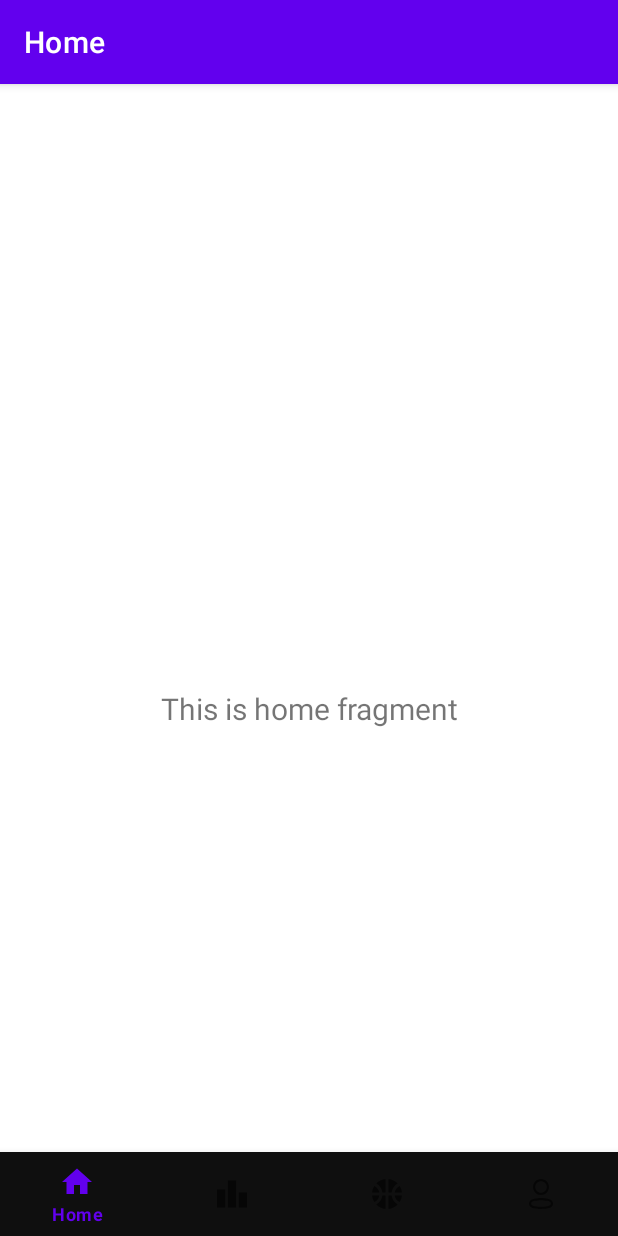
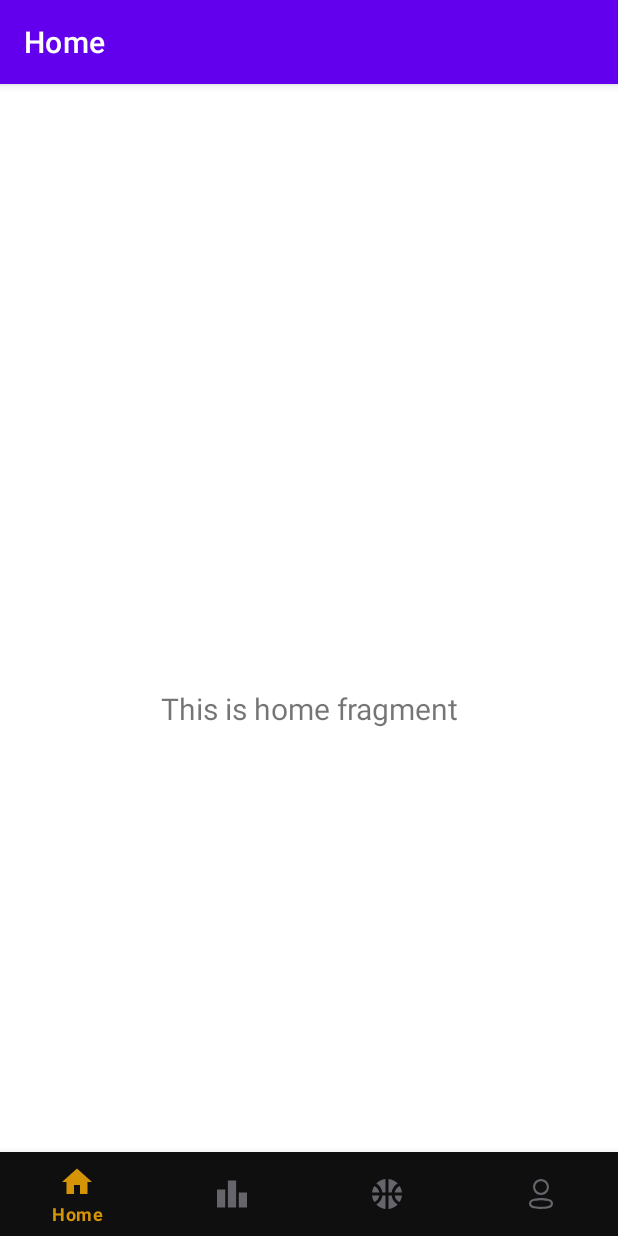
Before and after one commit to spyrosdran/basketball-league-android-app, an Android app: the screen it shows after launch (MainActivity), on a phone screen of 412 x 824 dp. Run offline under Robolectric (Android 15) with nearby library versions, the phone set to English and light mode, and no system bars; our stand-ins replace navigation-ui.

Commit message:
fix bottom navigation menu color issue

```diff
--- /dev/null
+++ b/app/src/main/res/color/bottom_nav_icon_color_selector.xml
@@ -0,0 +1,5 @@
+<?xml version="1.0" encoding="utf-8"?>
+<selector xmlns:android="http://schemas.android.com/apk/res/android">
+    <item android:color="@color/orangeForeground" android:state_checked="true" />
+    <item android:color="@color/iconForeground" android:state_checked="false" />
+</selector>
--- a/app/src/main/res/layout/activity_main.xml
+++ b/app/src/main/res/layout/activity_main.xml
@@ -16,6 +16,9 @@
         app:layout_constraintBottom_toBottomOf="parent"
         app:layout_constraintLeft_toLeftOf="parent"
         app:layout_constraintRight_toRightOf="parent"
+        app:itemBackground="@color/backgroundColor"
+        app:itemIconTint="@color/bottom_nav_icon_color_selector"
+        app:itemTextColor="@color/bottom_nav_icon_color_selector"
         app:menu="@menu/bottom_nav_menu" />
 
     <fragment
--- a/app/src/main/res/menu/bottom_nav_menu.xml
+++ b/app/src/main/res/menu/bottom_nav_menu.xml
@@ -3,7 +3,7 @@
 
     <item
         android:id="@+id/navigation_home"
-        android:icon="@drawable/ic_home_black_24dp"
+        android:icon="@drawable/ic_home"
         android:title="@string/title_home" />
 
     <item
--- a/app/src/main/res/values/colors.xml
+++ b/app/src/main/res/values/colors.xml
@@ -8,7 +8,7 @@
     <color name="black">#FF000000</color>
     <color name="white">#FFFFFFFF</color>
     <color name="backgroundColor">#0F0F0F</color>
-    <color name="iconForeground">#e5e5e5</color>
+    <color name="iconForeground">#65656B</color>
     <color name="orangeForeground">#D59306</color>
     <color name="whiteForeground">#FFFFFFFF</color>
 </resources>
```
Also changed, not shown: app/src/main/res/drawable/selector.xml (deleted, +0 -9 lines), app/src/main/res/drawable/ic_home.xml (renamed from app/src/main/res/drawable/ic_home_black_24dp.xml).
